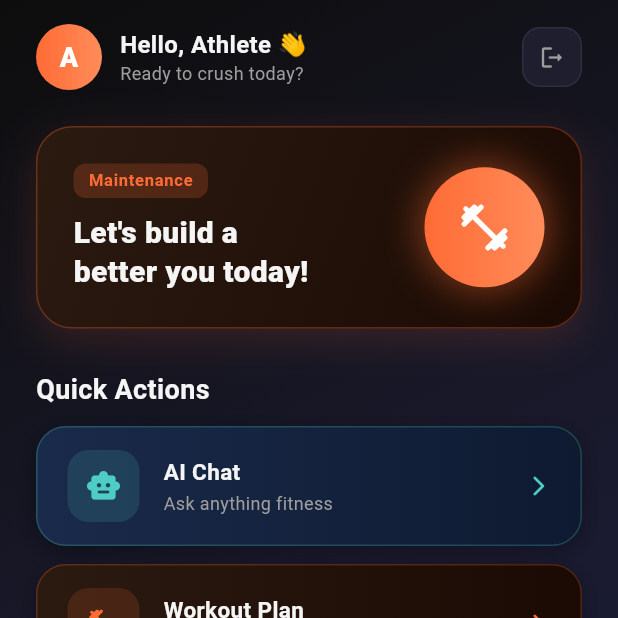
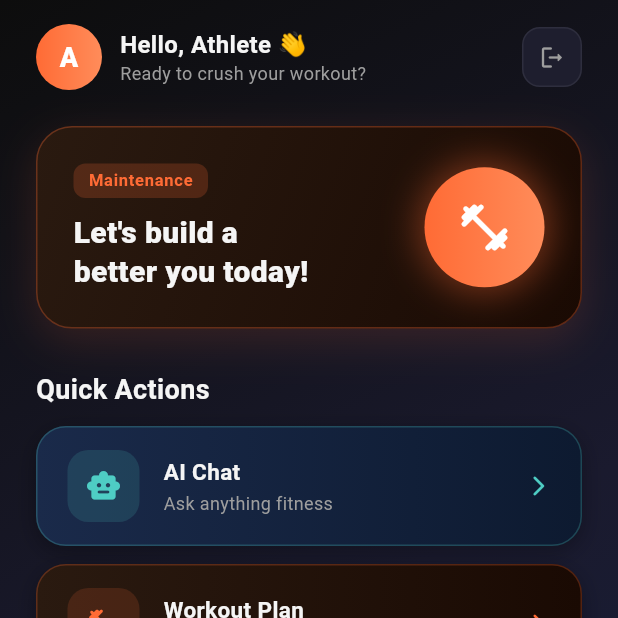
Before and after one commit to Mhmd7syn/Revfit, a Flutter app: the HomeScreen screen opened directly, on a phone screen of 412 x 824 dp, the top half of it. Run offline on Flutter 3.47's test engine with Material 3 defaults, Android fonts, the phone set to English and light mode, and no system bars; our stand-ins replace cloud_firestore, dio, file_picker, firebase_auth, firebase_core, geocoding and 2 more; accounts and stored records are empty.

Commit message:
Fix UI Issue

```diff
--- a/lib/Screens/home_screen.dart
+++ b/lib/Screens/home_screen.dart
@@ -84,7 +84,7 @@ class HomeScreen extends StatelessWidget {
                   ),
                 ),
                 const Text(
-                  'Ready to crush today?',
+                  'Ready to crush your workout?',
                   style: TextStyle(color: AppColors.textMuted, fontSize: 12),
                 ),
               ],
```
Also changed, not shown: 10 other files.
